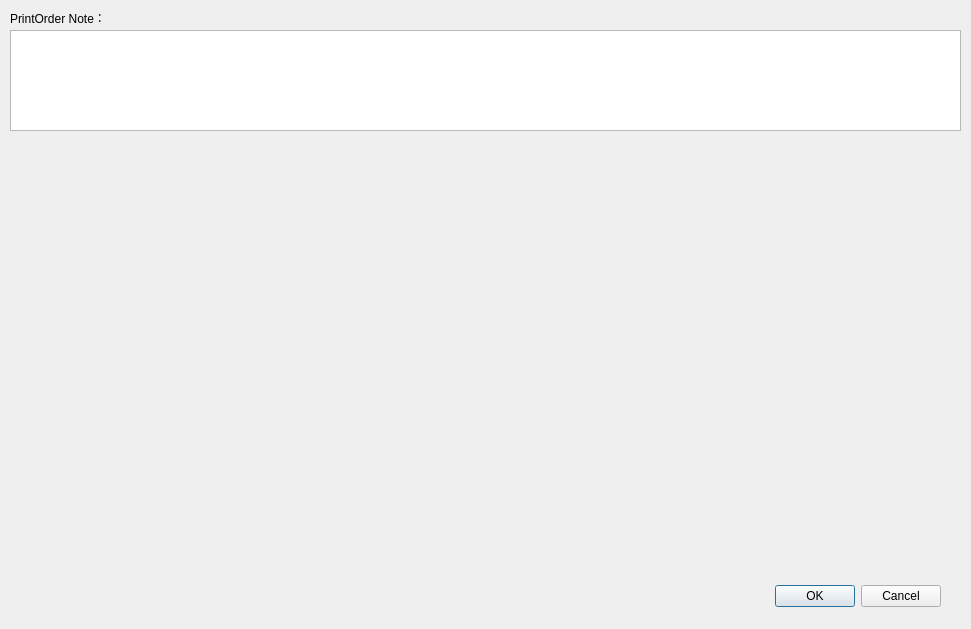
Above: Ui/FormConfig.ui from golden7602/zion before the change. Below: the same form after it.
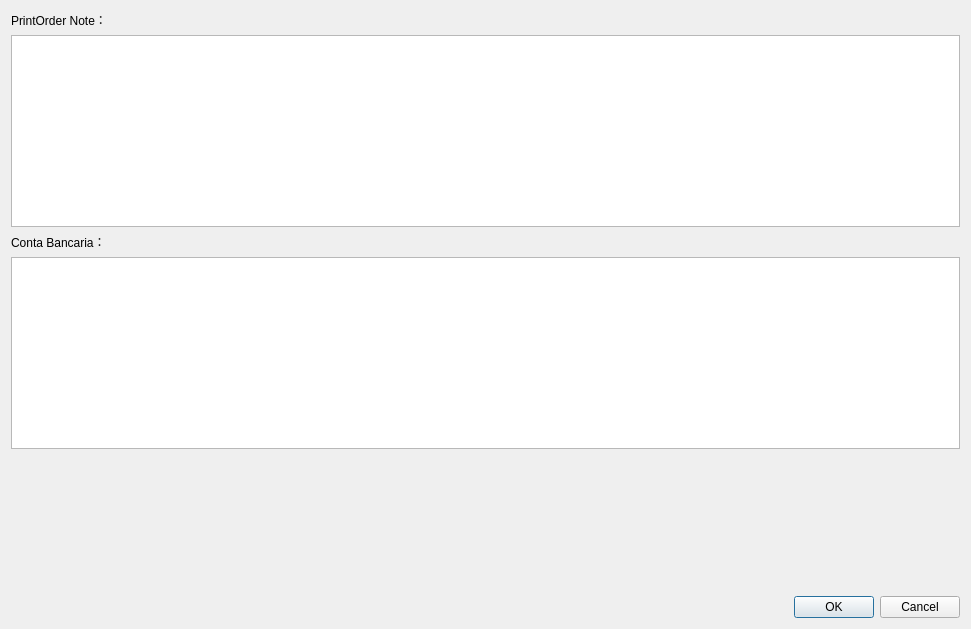
That is the form after the change.

What changed in the file:
```diff
--- a/Ui/FormConfig.ui
+++ b/Ui/FormConfig.ui
@@ -18,45 +18,68 @@
   <property name="windowTitle">
    <string>Dialog</string>
   </property>
-  <widget class="QDialogButtonBox" name="buttonBox">
-   <property name="geometry">
-    <rect>
-     <x>600</x>
-     <y>580</y>
-     <width>341</width>
-     <height>32</height>
-    </rect>
-   </property>
-   <property name="orientation">
-    <enum>Qt::Horizontal</enum>
-   </property>
-   <property name="standardButtons">
-    <set>QDialogButtonBox::Cancel|QDialogButtonBox::Ok</set>
-   </property>
-  </widget>
-  <widget class="QTextEdit" name="Note_PrintingOrder">
-   <property name="geometry">
-    <rect>
-     <x>10</x>
-     <y>30</y>
-     <width>951</width>
-     <height>101</height>
-    </rect>
-   </property>
-  </widget>
-  <widget class="QLabel" name="label">
-   <property name="geometry">
-    <rect>
-     <x>10</x>
-     <y>10</y>
-     <width>101</width>
-     <height>16</height>
-    </rect>
-   </property>
-   <property name="text">
-    <string>PrintOrder Note：</string>
-   </property>
-  </widget>
+  <layout class="QVBoxLayout" name="verticalLayout">
+   <item>
+    <widget class="QLabel" name="label">
+     <property name="text">
+      <string>PrintOrder Note：</string>
+     </property>
+    </widget>
+   </item>
+   <item>
+    <widget class="QTextEdit" name="Note_PrintingOrder"/>
+   </item>
+   <item>
+    <widget class="QLabel" name="label_2">
+     <property name="text">
+      <string>Conta Bancaria：</string>
+     </property>
+    </widget>
+   </item>
+   <item>
+    <widget class="QTextEdit" name="Bank_Account"/>
+   </item>
+   <item>
+    <spacer name="verticalSpacer">
+     <property name="orientation">
+      <enum>Qt::Vertical</enum>
+     </property>
+     <property name="sizeHint" stdset="0">
+      <size>
+       <width>20</width>
+       <height>139</height>
+      </size>
+     </property>
+    </spacer>
+   </item>
+   <item>
+    <layout class="QHBoxLayout" name="horizontalLayout">
+     <item>
+      <spacer name="horizontalSpacer">
+       <property name="orientation">
+        <enum>Qt::Horizontal</enum>
+       </property>
+       <property name="sizeHint" stdset="0">
+        <size>
+         <width>40</width>
+         <height>20</height>
+        </size>
+       </property>
+      </spacer>
+     </item>
+     <item>
+      <widget class="QDialogButtonBox" name="buttonBox">
+       <property name="orientation">
+        <enum>Qt::Horizontal</enum>
+       </property>
+       <property name="standardButtons">
+        <set>QDialogButtonBox::Cancel|QDialogButtonBox::Ok</set>
+       </property>
+      </widget>
+     </item>
+    </layout>
+   </item>
+  </layout>
  </widget>
  <resources/>
  <connections>
```
Left out of the diff: 2 changed lines with no effect on the pictures.
